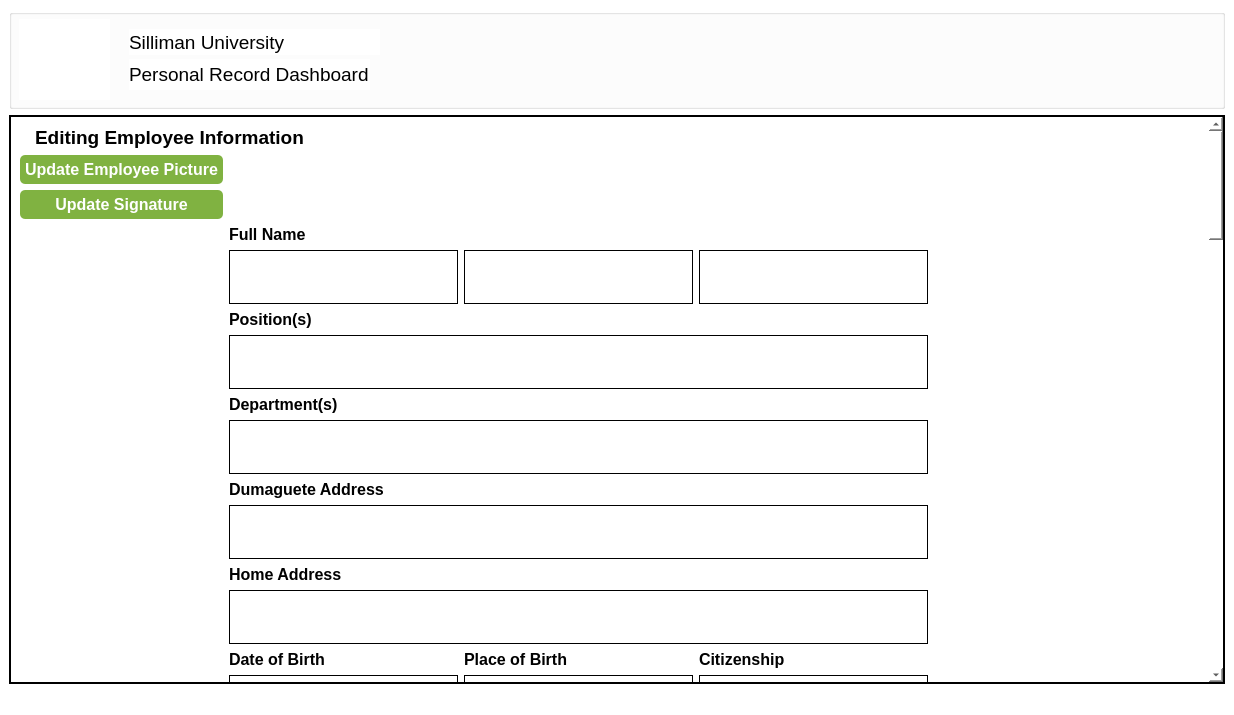
Above: GUI/editCANLAS.ui from NickZuidema/SUHR-System before the change. Below: the same form after it.
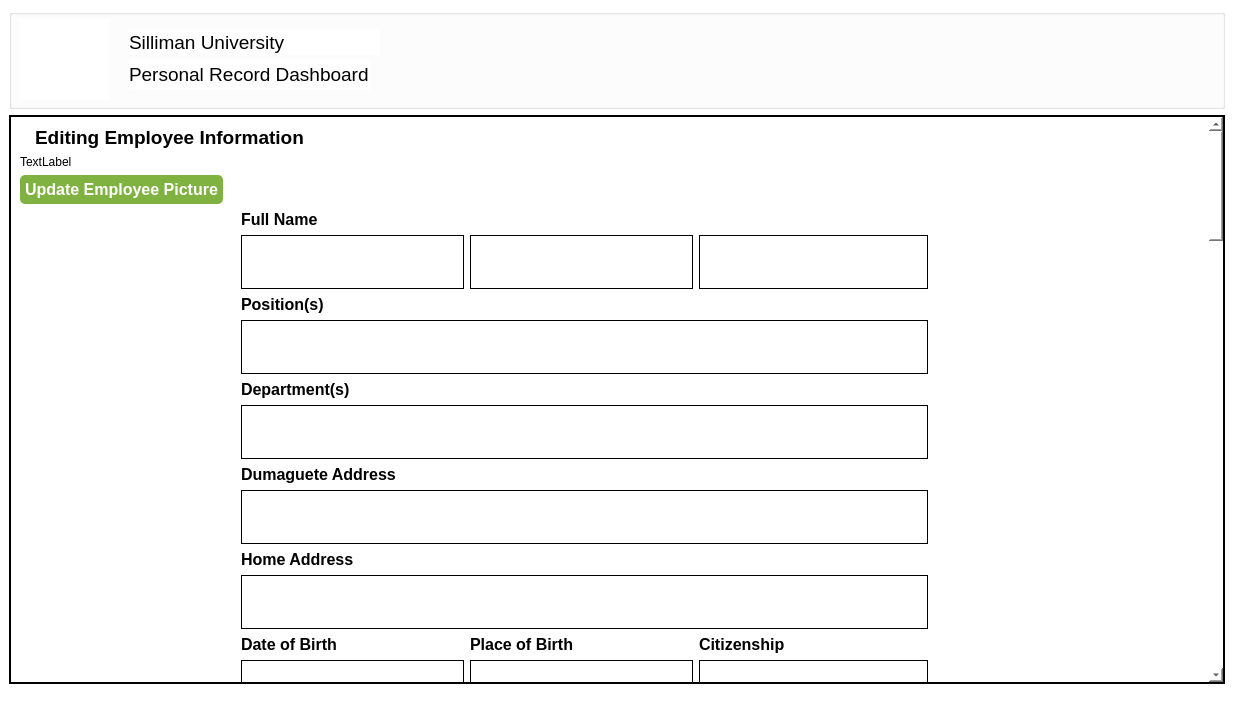
That is the form after the change. Icons and pictures are not drawn.

What changed in the file:
```diff
--- a/GUI/editCANLAS.ui
+++ b/GUI/editCANLAS.ui
@@ -554,7 +554,7 @@
          <x>0</x>
          <y>0</y>
          <width>1200</width>
-         <height>2954</height>
+         <height>2904</height>
         </rect>
        </property>
        <property name="styleSheet">
@@ -566,7 +566,252 @@
          <layout class="QVBoxLayout" name="verticalLayout">
           <item>
            <layout class="QGridLayout" name="gridLayout_3">
-            <item row="5" column="1">
+            <item row="0" column="0" colspan="4">
+             <widget class="QLabel" name="label_4">
+              <property name="font">
+               <font>
+                <pointsize>14</pointsize>
+                <bold>true</bold>
+               </font>
+              </property>
+              <property name="styleSheet">
+               <string notr="true">padding-left: 10px;
+</string>
+              </property>
+              <property name="text">
+               <string>Editing Employee Information</string>
+              </property>
+             </widget>
+            </item>
+            <item row="2" column="0">
+             <widget class="QPushButton" name="update_picture_btn">
+              <property name="palette">
+               <palette>
+                <active>
+                 <colorrole role="WindowText">
+                  <brush brushstyle="SolidPattern">
+                   <color alpha="255">
+                    <red>255</red>
+                    <green>255</green>
+                    <blue>255</blue>
+                   </color>
+                  </brush>
+                 </colorrole>
+                 <colorrole role="Button">
+                  <brush brushstyle="SolidPattern">
+                   <color alpha="255">
+                    <red>128</red>
+                    <green>178</green>
+                    <blue>65</blue>
+                   </color>
+                  </brush>
+                 </colorrole>
+                 <colorrole role="Text">
+                  <brush brushstyle="SolidPattern">
+                   <color alpha="255">
+                    <red>255</red>
+                    <green>255</green>
+                    <blue>255</blue>
+                   </color>
+                  </brush>
+                 </colorrole>
+                 <colorrole role="ButtonText">
+                  <brush brushstyle="SolidPattern">
+                   <color alpha="255">
+                    <red>255</red>
+                    <green>255</green>
+                    <blue>255</blue>
+                   </color>
+                  </brush>
+                 </colorrole>
+                 <colorrole role="Base">
+                  <brush brushstyle="SolidPattern">
+                   <color alpha="255">
+                    <red>128</red>
+                    <green>178</green>
+                    <blue>65</blue>
+                   </color>
+                  </brush>
+                 </colorrole>
+                 <colorrole role="Window">
+                  <brush brushstyle="SolidPattern">
+                   <color alpha="255">
+                    <red>128</red>
+                    <green>178</green>
+                    <blue>65</blue>
+                   </color>
+                  </brush>
+                 </colorrole>
+                 <colorrole role="PlaceholderText">
+                  <brush brushstyle="SolidPattern">
+                   <color alpha="128">
+                    <red>255</red>
+                    <green>255</green>
+                    <blue>255</blue>
+                   </color>
+                  </brush>
+                 </colorrole>
+                </active>
+                <inactive>
+                 <colorrole role="WindowText">
+                  <brush brushstyle="SolidPattern">
+                   <color alpha="255">
+                    <red>255</red>
+                    <green>255</green>
+                    <blue>255</blue>
+                   </color>
+                  </brush>
+                 </colorrole>
+                 <colorrole role="Button">
+                  <brush brushstyle="SolidPattern">
+                   <color alpha="255">
+                    <red>128</red>
+                    <green>178</green>
+                    <blue>65</blue>
+                   </color>
+                  </brush>
+                 </colorrole>
+                 <colorrole role="Text">
+                  <brush brushstyle="SolidPattern">
+                   <color alpha="255">
+                    <red>255</red>
+                    <green>255</green>
+                    <blue>255</blue>
+                   </color>
+                  </brush>
+                 </colorrole>
+                 <colorrole role="ButtonText">
+                  <brush brushstyle="SolidPattern">
+                   <color alpha="255">
+                    <red>255</red>
+                    <green>255</green>
+                    <blue>255</blue>
+                   </color>
+                  </brush>
+                 </colorrole>
+                 <colorrole role="Base">
+                  <brush brushstyle="SolidPattern">
+                   <color alpha="255">
+                    <red>128</red>
+                    <green>178</green>
+                    <blue>65</blue>
+                   </color>
+                  </brush>
+                 </colorrole>
+                 <colorrole role="Window">
+                  <brush brushstyle="SolidPattern">
+                   <color alpha="255">
+                    <red>128</red>
+                    <green>178</green>
+                    <blue>65</blue>
+                   </color>
+                  </brush>
+                 </colorrole>
+                 <colorrole role="PlaceholderText">
+                  <brush brushstyle="SolidPattern">
+                   <color alpha="128">
+                    <red>255</red>
+                    <green>255</green>
+                    <blue>255</blue>
+                   </color>
+                  </brush>
+                 </colorrole>
+                </inactive>
+                <disabled>
+                 <colorrole role="WindowText">
+                  <brush brushstyle="SolidPattern">
+                   <color alpha="255">
+                    <red>255</red>
+                    <green>255</green>
+                    <blue>255</blue>
+                   </color>
+                  </brush>
+                 </colorrole>
+                 <colorrole role="Button">
+                  <brush brushstyle="SolidPattern">
+                   <color alpha="255">
+                    <red>128</red>
+                    <green>178</green>
+                    <blue>65</blue>
+                   </color>
+                  </brush>
+                 </colorrole>
+                 <colorrole role="Text">
+                  <brush brushstyle="SolidPattern">
+                   <color alpha="255">
+                    <red>255</red>
+                    <green>255</green>
+                    <blue>255</blue>
+                   </color>
+                  </brush>
+                 </colorrole>
+                 <colorrole role="ButtonText">
+                  <brush brushstyle="SolidPattern">
+                   <color alpha="255">
+                    <red>255</red>
+                    <green>255</green>
+                    <blue>255</blue>
+                   </color>
+                  </brush>
+                 </colorrole>
+                 <colorrole role="Base">
+                  <brush brushstyle="SolidPattern">
+                   <color alpha="255">
+                    <red>128</red>
+                    <green>178</green>
+                    <blue>65</blue>
+                   </color>
+                  </brush>
+                 </colorrole>
+                 <colorrole role="Window">
+                  <brush brushstyle="SolidPattern">
+                   <color alpha="255">
+                    <red>128</red>
+                    <green>178</green>
+                    <blue>65</blue>
+                   </color>
+                  </brush>
+                 </colorrole>
+                 <colorrole role="PlaceholderText">
+                  <brush brushstyle="SolidPattern">
+                   <color alpha="128">
+                    <red>255</red>
+                    <green>255</green>
+                    <blue>255</blue>
+                   </color>
+                  </brush>
+                 </colorrole>
+                </disabled>
+               </palette>
+              </property>
+              <property name="font">
+               <font>
+                <pointsize>12</pointsize>
+                <bold>true</bold>
+               </font>
+              </property>
+              <property name="cursor">
+               <cursorShape>PointingHandCursor</cursorShape>
+              </property>
+              <property name="styleSheet">
+               <string notr="true">border-radius: 5px;
+background-color: rgb(128, 178, 65);
+color: rgb(255, 255, 255);
+padding:5px;</string>
+              </property>
+              <property name="text">
+               <string>Update Employee Picture</string>
+              </property>
+             </widget>
+            </item>
+            <item row="1" column="0">
+             <widget class="QLabel" name="employee_image_name">
+              <property name="text">
+               <string>TextLabel</string>
+              </property>
+             </widget>
+            </item>
+            <item row="7" column="3">
              <layout class="QGridLayout" name="gridLayout_2">
               <property name="sizeConstraint">
                <enum>QLayout::SetDefaultConstraint</enum>
@@ -2759,266 +3004,6 @@
               </item>
              </layout>
             </item>
-            <item row="1" column="0">
-             <widget class="QPushButton" name="update_picture_btn">
-              <property name="palette">
-               <palette>
-                <active>
-                 <colorrole role="WindowText">
-                  <brush brushstyle="SolidPattern">
-                   <color alpha="255">
-                    <red>255</red>
-                    <green>255</green>
-                    <blue>255</blue>
-                   </color>
-                  </brush>
-                 </colorrole>
-                 <colorrole role="Button">
-                  <brush brushstyle="SolidPattern">
-                   <color alpha="255">
-                    <red>128</red>
-                    <green>178</green>
-                    <blue>65</blue>
-                   </color>
-                  </brush>
-                 </colorrole>
-                 <colorrole role="Text">
-                  <brush brushstyle="SolidPattern">
-                   <color alpha="255">
-                    <red>255</red>
-                    <green>255</green>
-                    <blue>255</blue>
-                   </color>
-                  </brush>
-                 </colorrole>
-                 <colorrole role="ButtonText">
-                  <brush brushstyle="SolidPattern">
-                   <color alpha="255">
-                    <red>255</red>
-                    <green>255</green>
-                    <blue>255</blue>
-                   </color>
-                  </brush>
-                 </colorrole>
-                 <colorrole role="Base">
-                  <brush brushstyle="SolidPattern">
-                   <color alpha="255">
-                    <red>128</red>
-                    <green>178</green>
-                    <blue>65</blue>
-                   </color>
-                  </brush>
-                 </colorrole>
-                 <colorrole role="Window">
-                  <brush brushstyle="SolidPattern">
-                   <color alpha="255">
-                    <red>128</red>
-                    <green>178</green>
-                    <blue>65</blue>
-                   </color>
-                  </brush>
-                 </colorrole>
-                 <colorrole role="PlaceholderText">
-                  <brush brushstyle="SolidPattern">
-                   <color alpha="128">
-                    <red>255</red>
-                    <green>255</green>
-                    <blue>255</blue>
-                   </color>
-                  </brush>
-                 </colorrole>
-                </active>
-                <inactive>
-                 <colorrole role="WindowText">
-                  <brush brushstyle="SolidPattern">
-                   <color alpha="255">
-                    <red>255</red>
-                    <green>255</green>
-                    <blue>255</blue>
-                   </color>
-                  </brush>
-                 </colorrole>
-                 <colorrole role="Button">
-                  <brush brushstyle="SolidPattern">
-                   <color alpha="255">
-                    <red>128</red>
-                    <green>178</green>
-                    <blue>65</blue>
-                   </color>
-                  </brush>
-                 </colorrole>
-                 <colorrole role="Text">
-                  <brush brushstyle="SolidPattern">
-                   <color alpha="255">
-                    <red>255</red>
-                    <green>255</green>
-                    <blue>255</blue>
-                   </color>
-                  </brush>
-                 </colorrole>
-                 <colorrole role="ButtonText">
-                  <brush brushstyle="SolidPattern">
-                   <color alpha="255">
-                    <red>255</red>
-                    <green>255</green>
-                    <blue>255</blue>
-                   </color>
-                  </brush>
-                 </colorrole>
-                 <colorrole role="Base">
-                  <brush brushstyle="SolidPattern">
-                   <color alpha="255">
-                    <red>128</red>
-                    <green>178</green>
-                    <blue>65</blue>
-                   </color>
-                  </brush>
-                 </colorrole>
-                 <colorrole role="Window">
-                  <brush brushstyle="SolidPattern">
-                   <color alpha="255">
-                    <red>128</red>
-                    <green>178</green>
-                    <blue>65</blue>
-                   </color>
-                  </brush>
-                 </colorrole>
-                 <colorrole role="PlaceholderText">
-                  <brush brushstyle="SolidPattern">
-                   <color alpha="128">
-                    <red>255</red>
-                    <green>255</green>
-                    <blue>255</blue>
-                   </color>
-                  </brush>
-                 </colorrole>
-                </inactive>
-                <disabled>
-                 <colorrole role="WindowText">
-                  <brush brushstyle="SolidPattern">
-                   <color alpha="255">
-                    <red>255</red>
-                    <green>255</green>
-                    <blue>255</blue>
-                   </color>
-                  </brush>
-                 </colorrole>
-                 <colorrole role="Button">
-                  <brush brushstyle="SolidPattern">
-                   <color alpha="255">
-                    <red>128</red>
-                    <green>178</green>
-                    <blue>65</blue>
-                   </color>
-                  </brush>
-                 </colorrole>
-                 <colorrole role="Text">
-                  <brush brushstyle="SolidPattern">
-                   <color alpha="255">
-                    <red>255</red>
-                    <green>255</green>
-                    <blue>255</blue>
-                   </color>
-                  </brush>
-                 </colorrole>
-                 <colorrole role="ButtonText">
-                  <brush brushstyle="SolidPattern">
-                   <color alpha="255">
-                    <red>255</red>
-                    <green>255</green>
-                    <blue>255</blue>
-                   </color>
-                  </brush>
-                 </colorrole>
-                 <colorrole role="Base">
-                  <brush brushstyle="SolidPattern">
-                   <color alpha="255">
-                    <red>128</red>
-                    <green>178</green>
-                    <blue>65</blue>
-                   </color>
-                  </brush>
-                 </colorrole>
-                 <colorrole role="Window">
-                  <brush brushstyle="SolidPattern">
-                   <color alpha="255">
-                    <red>128</red>
-                    <green>178</green>
-                    <blue>65</blue>
-                   </color>
-                  </brush>
-                 </colorrole>
-                 <colorrole role="PlaceholderText">
-                  <brush brushstyle="SolidPattern">
-                   <color alpha="128">
-                    <red>255</red>
-                    <green>255</green>
-                    <blue>255</blue>
-                   </color>
-                  </brush>
-                 </colorrole>
-                </disabled>
-               </palette>
-              </property>
-              <property name="font">
-               <font>
-                <pointsize>12</pointsize>
-                <bold>true</bold>
-               </font>
-              </property>
-              <property name="cursor">
-               <cursorShape>PointingHandCursor</cursorShape>
-              </property>
-              <property name="styleSheet">
-               <string notr="true">border-radius: 5px;
-background-color: rgb(128, 178, 65);
-color: rgb(255, 255, 255);
-padding:5px;</string>
-              </property>
-              <property name="text">
-               <string>Update Employee Picture</string>
-              </property>
-             </widget>
-            </item>
-            <item row="0" column="0" colspan="2">
-             <widget class="QLabel" name="label_4">
-              <property name="font">
-               <font>
-                <pointsize>14</pointsize>
-                <bold>true</bold>
-               </font>
-              </property>
-              <property name="styleSheet">
-               <string notr="true">padding-left: 10px;
-</string>
-              </property>
-              <property name="text">
-               <string>Editing Employee Information</string>
-              </property>
-             </widget>
-            </item>
-            <item row="2" column="0">
-             <widget class="QPushButton" name="update_sign_btn">
-              <property name="font">
-               <font>
-                <pointsize>12</pointsize>
-                <bold>true</bold>
-               </font>
-              </property>
-              <property name="cursor">
-               <cursorShape>PointingHandCursor</cursorShape>
-              </property>
-              <property name="styleSheet">
-               <string notr="true">border-radius: 5px;
-background-color: rgb(128, 178, 65);
-color: rgb(255, 255, 255);
-padding:5px;</string>
-              </property>
-              <property name="text">
-               <string>Update Signature</string>
-              </property>
-             </widget>
-            </item>
            </layout>
           </item>
          </layout>
```
